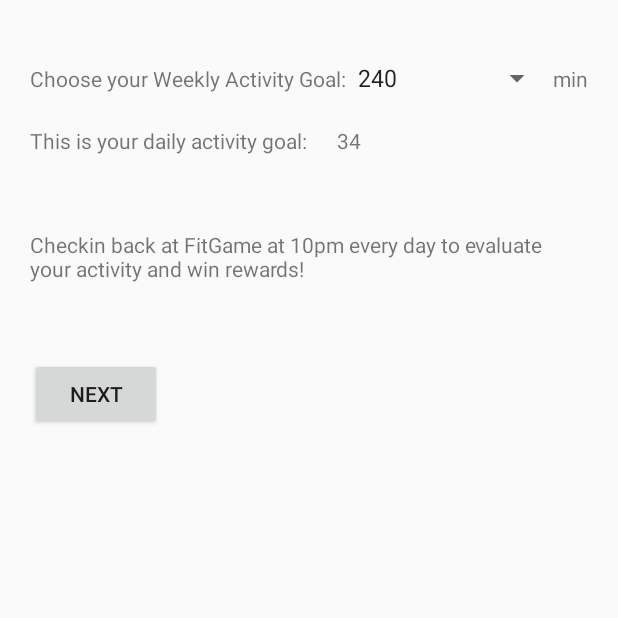
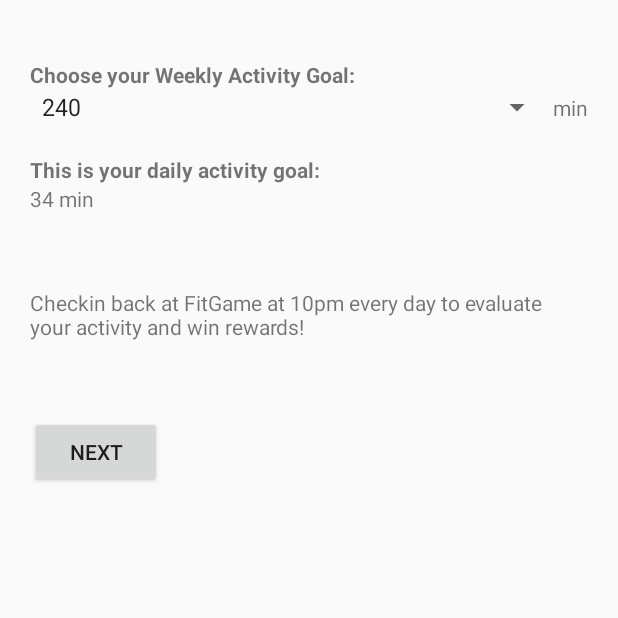
Before and after one commit to fahadkh/GambleFitness, an Android app: the screen it shows after launch (MainActivity), on a phone screen of 412 x 824 dp, the top half of it. Run offline under Robolectric (Android 15) with nearby library versions, the phone set to English and light mode, and no system bars.

Commit message:
Fixed Bugs in Goal Setting Page
Fixed some basic display/formatting issues

```diff
--- a/mobile/src/main/java/io/github/fahadkh/gamblefitness/MainActivity.java
+++ b/mobile/src/main/java/io/github/fahadkh/gamblefitness/MainActivity.java
@@ -58,7 +58,7 @@ public class MainActivity extends Activity {
                 goal = (Integer) parent.getItemAtPosition(position);
                 String goal_string = Integer.toString(goal/7);
                 TextView myAwesomeTextView = (TextView)findViewById(R.id.daily_goal);
-                myAwesomeTextView.setText(goal_string);
+                myAwesomeTextView.setText(goal_string + " min");
 
             }
 
--- a/mobile/src/main/res/layout/activity_main.xml
+++ b/mobile/src/main/res/layout/activity_main.xml
@@ -9,6 +9,11 @@
     android:layout_marginRight="20dp"
     android:orientation="vertical">
 
+    <TextView
+        android:layout_width="wrap_content"
+        android:layout_height="wrap_content"
+        android:textStyle="bold"
+        android:text="@string/choose_goal" />
 
     <LinearLayout
         xmlns:android="http://schemas.android.com/apk/res/android"
@@ -17,10 +22,7 @@
         android:layout_height="wrap_content"
         android:orientation="horizontal">
 
-    <TextView
-        android:layout_width="wrap_content"
-        android:layout_height="wrap_content"
-        android:text="@string/choose_goal" />
+
 
     <Spinner
         android:id="@+id/goal_spinner"
@@ -34,27 +36,23 @@
             android:text="@string/minutes" />
     </LinearLayout>
 
-    <LinearLayout
-        xmlns:android="http://schemas.android.com/apk/res/android"
-        xmlns:tools="http://schemas.android.com/tools"
-        android:layout_width="fill_parent"
+    <TextView
+        android:layout_width="wrap_content"
         android:layout_height="wrap_content"
+        android:textStyle="bold"
         android:layout_marginTop="20dp"
-        android:orientation="horizontal">
+        android:text="@string/reveal_daily" />
 
-        <TextView
-            android:layout_width="wrap_content"
-            android:layout_height="wrap_content"
-            android:text="@string/reveal_daily" />
+
+
 
 
         <TextView
             android:id="@+id/daily_goal"
-            android:layout_marginLeft="20dp"
             android:layout_width="wrap_content"
             android:layout_height="wrap_content"
             android:text="@string/daily_minutes" />
-    </LinearLayout>
+
 
     <TextView
         android:layout_marginTop="50dp"
```
Also changed, not shown: 1 other file.
